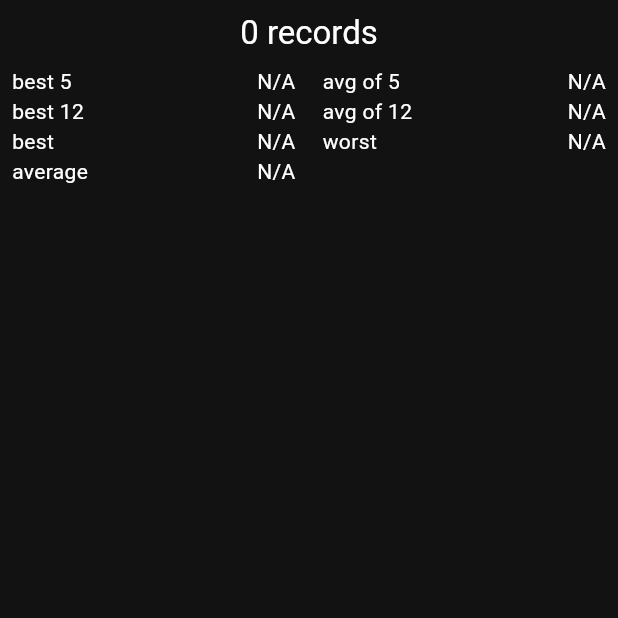
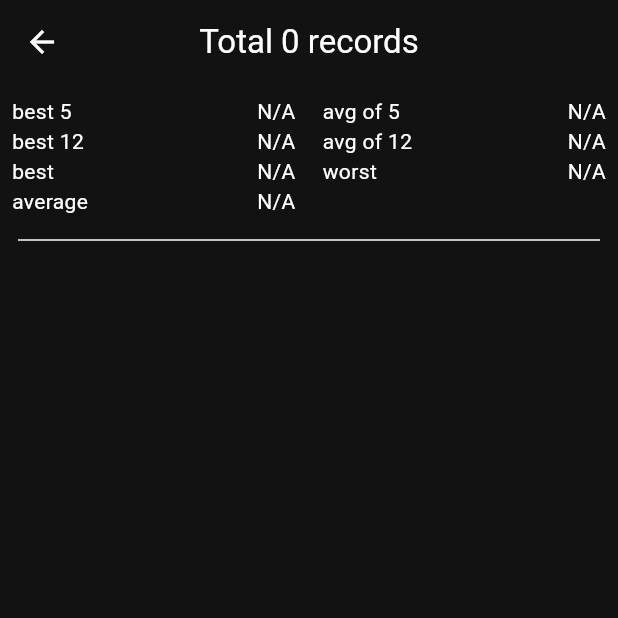
Before and after one commit to hy-cs-team/jbtimer, a Flutter app: the HistoryPage screen opened directly, on a phone screen of 412 x 824 dp, the top half of it. Run offline on Flutter 3.47's test engine with Material 2 defaults, Android fonts, the phone set to English and light mode, and no system bars.

Commit message:
Show statistics and back arrow in History page

```diff
--- a/lib/components/statistics.dart
+++ b/lib/components/statistics.dart
@@ -2,12 +2,18 @@ import 'package:flutter/material.dart';
 import 'package:jbtimer/components/statistics_item.dart';
 
 class Statistics extends StatelessWidget {
-  const Statistics({super.key});
+  final bool showTotalCount;
+
+  const Statistics({
+    super.key,
+    this.showTotalCount = true,
+  });
 
   @override
   Widget build(BuildContext context) {
     return Column(
       children: [
+        if (showTotalCount) ...[
           const SizedBox(height: 8.0),
           Center(
             child: Text(
@@ -15,6 +21,7 @@ class Statistics extends StatelessWidget {
               style: Theme.of(context).textTheme.titleLarge,
             ),
           ),
+        ],
         Padding(
           padding: const EdgeInsets.all(8.0),
           child: GridView(
--- a/lib/history/history_page.dart
+++ b/lib/history/history_page.dart
@@ -6,10 +6,19 @@ class HistoryPage extends StatelessWidget {
 
   @override
   Widget build(BuildContext context) {
-    return const Scaffold(
-      body: Column(
+    return Scaffold(
+      appBar: AppBar(
+        title: const Text('Total 0 records'),
+        centerTitle: true,
+      ),
+      body: const Column(
         children: [
-          Statistics(),
+          Statistics(showTotalCount: false),
+          Divider(
+            thickness: 1.0,
+            indent: 12.0,
+            endIndent: 12.0,
+          ),
         ],
       ),
     );
```
Lines whose indentation alone changed are shown as unchanged.
